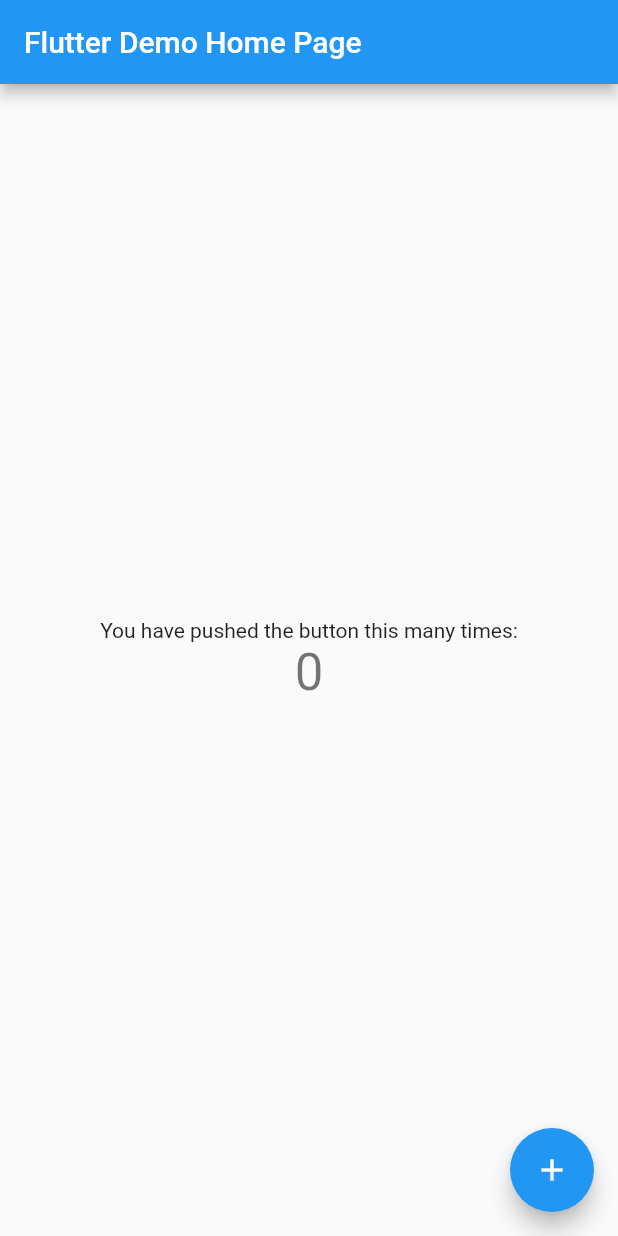
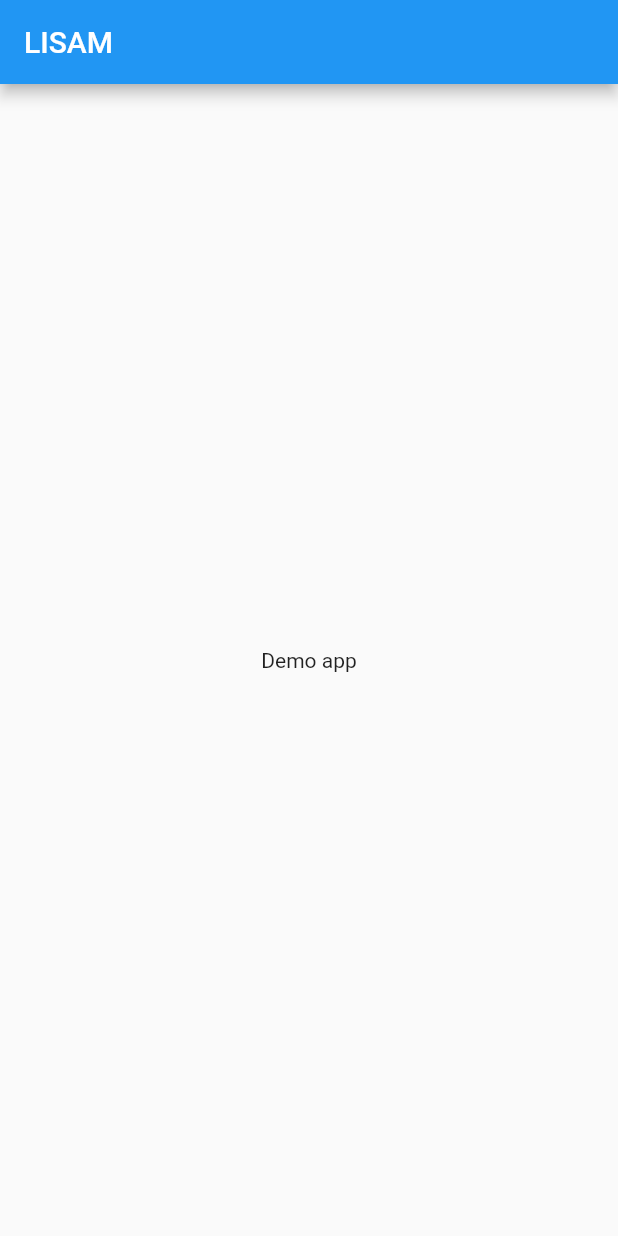
Before and after one commit to SIAFI-UNAM/lisam-app, a Flutter app: the screen it shows after launch, on a phone screen of 412 x 824 dp. Run offline on Flutter 3.47's test engine with Material 2 defaults, Android fonts, the phone set to English and light mode, and no system bars.

Commit message:
main base

```diff
--- a/lib/main.dart
+++ b/lib/main.dart
@@ -1,115 +1,22 @@
 import 'package:flutter/material.dart';
 
-void main() {
-  runApp(const MyApp());
-}
+void main() => runApp(const LisamDemoApp());
 
-class MyApp extends StatelessWidget {
-  const MyApp({Key? key}) : super(key: key);
+class LisamDemoApp extends StatelessWidget {
+  const LisamDemoApp({Key? key}) : super(key: key);
 
-  // This widget is the root of your application.
   @override
   Widget build(BuildContext context) {
     return MaterialApp(
-      title: 'Flutter Demo',
-      theme: ThemeData(
-        // This is the theme of your application.
-        //
-        // Try running your application with "flutter run". You'll see the
-        // application has a blue toolbar. Then, without quitting the app, try
-        // changing the primarySwatch below to Colors.green and then invoke
-        // "hot reload" (press "r" in the console where you ran "flutter run",
-        // or simply save your changes to "hot reload" in a Flutter IDE).
-        // Notice that the counter didn't reset back to zero; the application
-        // is not restarted.
-        primarySwatch: Colors.blue,
+      title: 'Material App',
+      home: Scaffold(
+        appBar: AppBar(
+          title: const Text('LISAM'),
+        ),
+        body: const Center(
+          child: Text('Demo app'),
+        ),
       ),
-      home: const MyHomePage(title: 'Flutter Demo Home Page'),
     );
   }
 }
-
-class MyHomePage extends StatefulWidget {
-  const MyHomePage({Key? key, required this.title}) : super(key: key);
-
-  // This widget is the home page of your application. It is stateful, meaning
-  // that it has a State object (defined below) that contains fields that affect
-  // how it looks.
-
-  // This class is the configuration for the state. It holds the values (in this
-  // case the title) provided by the parent (in this case the App widget) and
-  // used by the build method of the State. Fields in a Widget subclass are
-  // always marked "final".
-
-  final String title;
-
-  @override
-  State<MyHomePage> createState() => _MyHomePageState();
-}
-
-class _MyHomePageState extends State<MyHomePage> {
-  int _counter = 0;
-
-  void _incrementCounter() {
-    setState(() {
-      // This call to setState tells the Flutter framework that something has
-      // changed in this State, which causes it to rerun the build method below
-      // so that the display can reflect the updated values. If we changed
-      // _counter without calling setState(), then the build method would not be
-      // called again, and so nothing would appear to happen.
-      _counter++;
-    });
-  }
-
-  @override
-  Widget build(BuildContext context) {
-    // This method is rerun every time setState is called, for instance as done
-    // by the _incrementCounter method above.
-    //
-    // The Flutter framework has been optimized to make rerunning build methods
-    // fast, so that you can just rebuild anything that needs updating rather
-    // than having to individually change instances of widgets.
-    return Scaffold(
-      appBar: AppBar(
-        // Here we take the value from the MyHomePage object that was created by
-        // the App.build method, and use it to set our appbar title.
-        title: Text(widget.title),
-      ),
-      body: Center(
-        // Center is a layout widget. It takes a single child and positions it
-        // in the middle of the parent.
-        child: Column(
-          // Column is also a layout widget. It takes a list of children and
-          // arranges them vertically. By default, it sizes itself to fit its
-          // children horizontally, and tries to be as tall as its parent.
-          //
-          // Invoke "debug painting" (press "p" in the console, choose the
-          // "Toggle Debug Paint" action from the Flutter Inspector in Android
-          // Studio, or the "Toggle Debug Paint" command in Visual Studio Code)
-          // to see the wireframe for each widget.
-          //
-          // Column has various properties to control how it sizes itself and
-          // how it positions its children. Here we use mainAxisAlignment to
-          // center the children vertically; the main axis here is the vertical
-          // axis because Columns are vertical (the cross axis would be
-          // horizontal).
-          mainAxisAlignment: MainAxisAlignment.center,
-          children: <Widget>[
-            const Text(
-              'You have pushed the button this many times:',
-            ),
-            Text(
-              '$_counter',
-              style: Theme.of(context).textTheme.headline4,
-            ),
-          ],
-        ),
-      ),
-      floatingActionButton: FloatingActionButton(
-        onPressed: _incrementCounter,
-        tooltip: 'Increment',
-        child: const Icon(Icons.add),
-      ), // This trailing comma makes auto-formatting nicer for build methods.
-    );
-  }
-}
```
Also changed, not shown: 1 other file.
